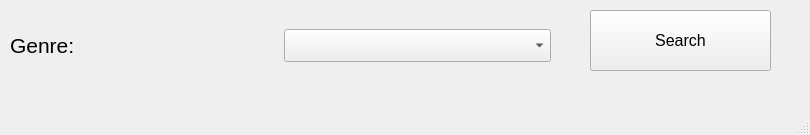
MinusOne-1/Filmoteka, file addFilmToDB.ui: the form before one commit.
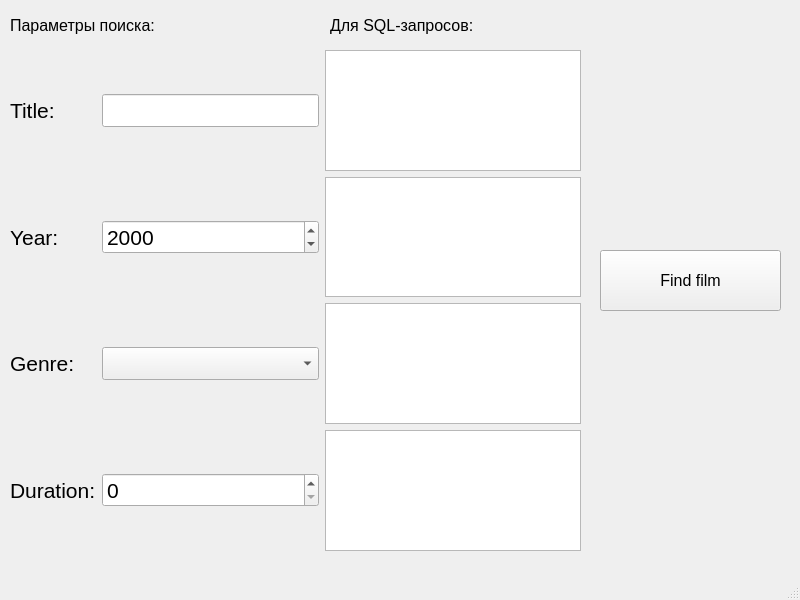
The form after the commit.

Commit message:
Изменение формы
+ Для каждого из параметров добавлено поле под sql-запрос (QTextEdit).

```diff
--- a/addFilmToDB.ui
+++ b/addFilmToDB.ui
@@ -6,8 +6,8 @@
    <rect>
     <x>0</x>
     <y>0</y>
-    <width>810</width>
-    <height>135</height>
+    <width>800</width>
+    <height>600</height>
    </rect>
   </property>
   <property name="windowTitle">
@@ -18,13 +18,13 @@
     <property name="geometry">
      <rect>
       <x>10</x>
-      <y>10</y>
-      <width>541</width>
-      <height>71</height>
+      <y>50</y>
+      <width>571</width>
+      <height>501</height>
      </rect>
     </property>
     <layout class="QGridLayout" name="gridLayout">
-     <item row="0" column="0">
+     <item row="2" column="0">
       <widget class="QLabel" name="label_2">
        <property name="font">
         <font>
@@ -37,6 +37,87 @@
       </widget>
      </item>
      <item row="0" column="1">
+      <widget class="QLineEdit" name="lineEdit">
+       <property name="font">
+        <font>
+         <pointsize>16</pointsize>
+        </font>
+       </property>
+      </widget>
+     </item>
+     <item row="3" column="1">
+      <widget class="QSpinBox" name="spinBox_2">
+       <property name="font">
+        <font>
+         <pointsize>16</pointsize>
+        </font>
+       </property>
+       <property name="maximum">
+        <number>600</number>
+       </property>
+      </widget>
+     </item>
+     <item row="0" column="0">
+      <widget class="QLabel" name="label">
+       <property name="font">
+        <font>
+         <pointsize>16</pointsize>
+        </font>
+       </property>
+       <property name="text">
+        <string>Title:</string>
+       </property>
+      </widget>
+     </item>
+     <item row="1" column="2">
+      <widget class="QTextEdit" name="textEdit_2"/>
+     </item>
+     <item row="3" column="0">
+      <widget class="QLabel" name="label_4">
+       <property name="font">
+        <font>
+         <pointsize>16</pointsize>
+        </font>
+       </property>
+       <property name="text">
+        <string>Duration:</string>
+       </property>
+      </widget>
+     </item>
+     <item row="0" column="2">
+      <widget class="QTextEdit" name="textEdit"/>
+     </item>
+     <item row="1" column="0">
+      <widget class="QLabel" name="label_3">
+       <property name="font">
+        <font>
+         <pointsize>16</pointsize>
+        </font>
+       </property>
+       <property name="text">
+        <string>Year:</string>
+       </property>
+      </widget>
+     </item>
+     <item row="1" column="1">
+      <widget class="QSpinBox" name="spinBox">
+       <property name="font">
+        <font>
+         <pointsize>16</pointsize>
+        </font>
+       </property>
+       <property name="minimum">
+        <number>1896</number>
+       </property>
+       <property name="maximum">
+        <number>2050</number>
+       </property>
+       <property name="value">
+        <number>2000</number>
+       </property>
+      </widget>
+     </item>
+     <item row="2" column="1">
       <widget class="QComboBox" name="comboBox">
        <property name="font">
         <font>
@@ -45,13 +126,19 @@
        </property>
       </widget>
      </item>
+     <item row="2" column="2">
+      <widget class="QTextEdit" name="textEdit_3"/>
+     </item>
+     <item row="3" column="2">
+      <widget class="QTextEdit" name="textEdit_4"/>
+     </item>
     </layout>
    </widget>
    <widget class="QPushButton" name="pushButton">
     <property name="geometry">
      <rect>
-      <x>590</x>
-      <y>10</y>
+      <x>600</x>
+      <y>250</y>
       <width>181</width>
       <height>61</height>
      </rect>
@@ -62,7 +149,43 @@
      </font>
     </property>
     <property name="text">
-     <string>Search</string>
+     <string>Find film</string>
+    </property>
+   </widget>
+   <widget class="QLabel" name="label_5">
+    <property name="geometry">
+     <rect>
+      <x>10</x>
+      <y>10</y>
+      <width>151</width>
+      <height>31</height>
+     </rect>
+    </property>
+    <property name="font">
+     <font>
+      <pointsize>12</pointsize>
+     </font>
+    </property>
+    <property name="text">
+     <string>Параметры поиска:</string>
+    </property>
+   </widget>
+   <widget class="QLabel" name="label_6">
+    <property name="geometry">
+     <rect>
+      <x>330</x>
+      <y>10</y>
+      <width>151</width>
+      <height>31</height>
+     </rect>
+    </property>
+    <property name="font">
+     <font>
+      <pointsize>12</pointsize>
+     </font>
+    </property>
+    <property name="text">
+     <string>Для SQL-запросов:</string>
     </property>
    </widget>
   </widget>
```
Left out of the diff: 2 changed lines with no effect on the pictures.
